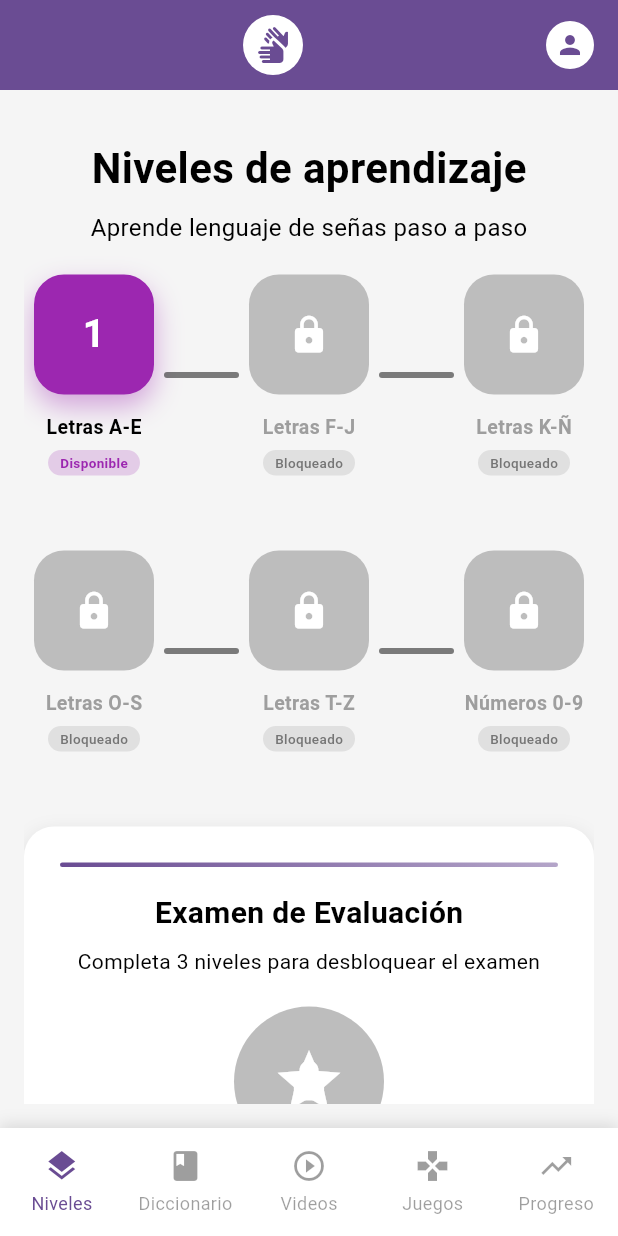
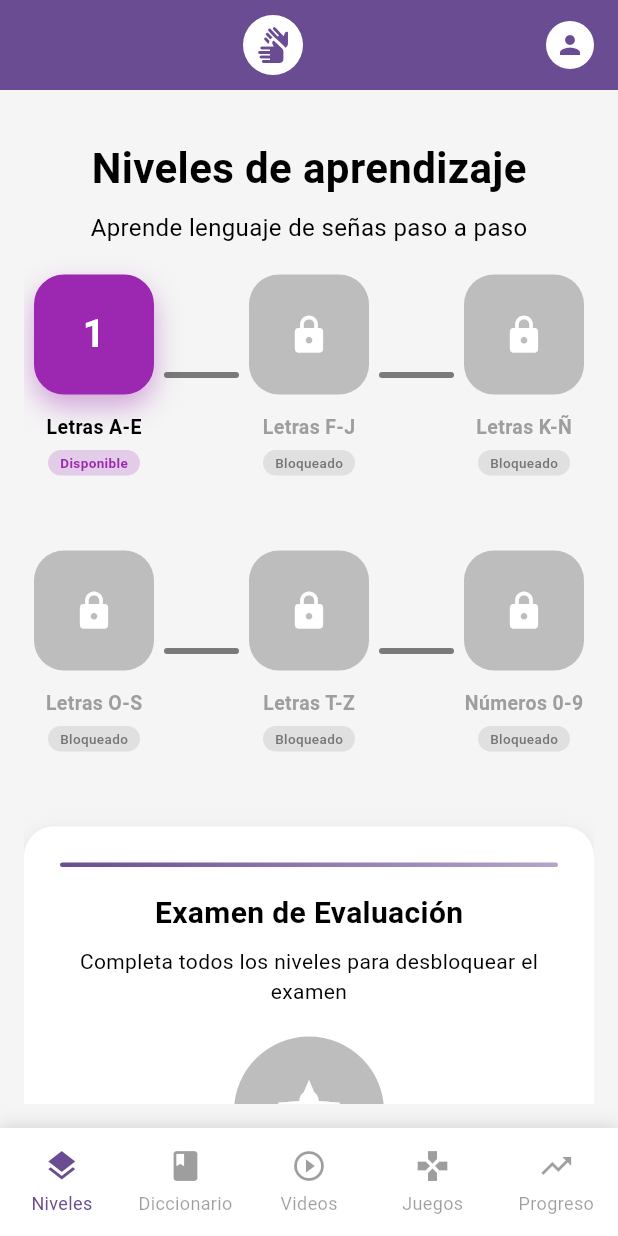
Before and after one commit to MelanieSeg/OratioLingo, a Flutter app: the PantallaNiveles screen opened by its route, on a phone screen of 412 x 824 dp. Run offline on Flutter 3.47's test engine with Material 3 defaults, Android fonts, the phone set to English and light mode, and no system bars; our stand-ins replace cached_network_image, cloud_firestore, firebase_auth, firebase_core, firebase_storage, image_picker and 1 more; accounts and stored records are empty.

Commit message:
correcion de error

```diff
--- a/lib/screens/niveles.dart
+++ b/lib/screens/niveles.dart
@@ -894,7 +894,7 @@ class _PantallaNivelesState extends State<PantallaNiveles> {
           Text(
             examenDesbloqueado
                 ? "¡Pon a prueba todos tus conocimientos!"
-                : "Completa 3 niveles para desbloquear el examen",
+                : "Completa todos los niveles para desbloquear el examen",
             style: TextStyle(
               fontSize: 14,
               color: theme.textTheme.bodyMedium?.color,
```
